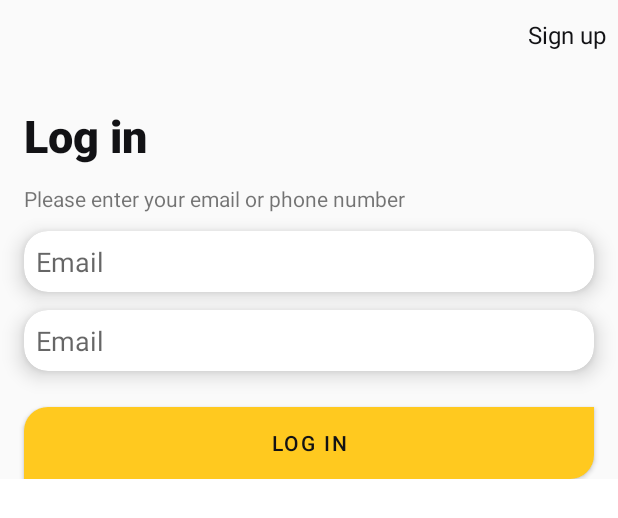
After one commit to Freeezzzi/OnlineStore-app, an Android app: the layout login_fragment.xml on its own in the app's theme, with its tools: preview values and no code run, on a phone screen of 412 x 824 dp. The commit adds this screen. Shown: the top 518 px of the screen. Run offline under Robolectric (Android 15) with nearby library versions, the phone set to English and light mode, and no system bars.

Commit message:
add login/register interface and basic behavior

```diff
--- a/app/build.gradle
+++ b/app/build.gradle
@@ -68,7 +68,7 @@ dependencies {
     implementation 'com.google.android.material:material:1.3.0'
     implementation 'androidx.constraintlayout:constraintlayout:2.0.4'
     implementation 'androidx.cardview:cardview:1.0.0'
-    implementation 'com.android.support:cardview-v7:28.0.0'
+    implementation 'com.androidx.support:cardview-v7:28.0.0'
     testImplementation 'junit:junit:4.+'
     androidTestImplementation 'androidx.test.ext:junit:1.1.2'
     androidTestImplementation 'androidx.test.espresso:espresso-core:3.3.0'
@@ -97,4 +97,5 @@ dependencies {
     implementation "androidx.swiperefreshlayout:swiperefreshlayout:1.1.0"
     implementation "androidx.navigation:navigation-fragment-ktx:2.3.5"
     implementation "androidx.navigation:navigation-ui-ktx:2.3.5"
+    compile("ru.tinkoff.decoro:decoro:1.5.0")
 }
--- a/app/src/main/java/ru/freeezzzi/coursework/onlinestore/di/AppComponent.kt
+++ b/app/src/main/java/ru/freeezzzi/coursework/onlinestore/di/AppComponent.kt
@@ -7,6 +7,7 @@ import ru.freeezzzi.coursework.onlinestore.App
 import ru.freeezzzi.coursework.onlinestore.di.modules.AppModule
 import ru.freeezzzi.coursework.onlinestore.di.modules.DataModule
 import ru.freeezzzi.coursework.onlinestore.di.modules.NetworkModule
+import ru.freeezzzi.coursework.onlinestore.domain.repositories.AuthRepository
 import ru.freeezzzi.coursework.onlinestore.domain.repositories.CategoriesRepository
 import ru.freeezzzi.coursework.onlinestore.domain.repositories.ProductsRepository
 import ru.freeezzzi.coursework.onlinestore.ui.MainActivity
@@ -21,6 +22,8 @@ interface AppComponent {
     fun provideCategoriesRepository(): CategoriesRepository
 
     fun provideProductsRepository(): ProductsRepository
+
+    fun provideAuthRepository(): AuthRepository
 
     fun inject(app: App)
 
--- a/app/src/main/java/ru/freeezzzi/coursework/onlinestore/domain/models/Category.kt
+++ b/app/src/main/java/ru/freeezzzi/coursework/onlinestore/domain/models/Category.kt
@@ -5,6 +5,5 @@ import java.io.Serializable
 data class Category(
     val id: Long,
     val title: String,
-    val imageUrl: String,
-    val relatedCategories: String // разделитель ;
+    val imageUrl: String
 ) : Serializable
--- /dev/null
+++ b/app/src/main/java/ru/freeezzzi/coursework/onlinestore/ui/loginregistration/ViewPagerViewHolder.kt
@@ -0,0 +1,6 @@
+package ru.freeezzzi.coursework.onlinestore.ui.loginregistration
+
+import android.view.View
+import androidx.recyclerview.widget.RecyclerView
+
+abstract class ViewPagerViewHolder(itemView: View) : RecyclerView.ViewHolder(itemView)
--- a/app/src/main/java/ru/freeezzzi/coursework/onlinestore/ui/mainpage/sales/SalesFragment.kt
+++ b/app/src/main/java/ru/freeezzzi/coursework/onlinestore/ui/mainpage/sales/SalesFragment.kt
@@ -64,7 +64,7 @@ class SalesFragment : BaseFragment(R.layout.sales_fragment) {
             })
         }
         binding.salesFragmentChipgroup.addView(chip)
-        val list = args.categoryName.relatedCategories.split(";")
+        /*val list = args.categoryName.relatedCategories.split(";")
         val set = list.toMutableSet()
         for (item in set) {
             val chip = Chip(context)
@@ -75,7 +75,7 @@ class SalesFragment : BaseFragment(R.layout.sales_fragment) {
                 // chipClickListener((it as TextView).text.toString()) }
             }
             binding.salesFragmentChipgroup.addView(chip)
-        }
+        }*/
     }
 }
 
--- /dev/null
+++ b/app/src/main/res/drawable/ic_round_chevron_right_black.xml
@@ -0,0 +1,5 @@
+<vector android:height="24dp" android:tint="#1A1A1A"
+    android:viewportHeight="24" android:viewportWidth="24"
+    android:width="24dp" xmlns:android="http://schemas.android.com/apk/res/android">
+    <path android:fillColor="@android:color/white" android:pathData="M9.29,6.71c-0.39,0.39 -0.39,1.02 0,1.41L13.17,12l-3.88,3.88c-0.39,0.39 -0.39,1.02 0,1.41 0.39,0.39 1.02,0.39 1.41,0l4.59,-4.59c0.39,-0.39 0.39,-1.02 0,-1.41L10.7,6.7c-0.38,-0.38 -1.02,-0.38 -1.41,0.01z"/>
+</vector>
--- /dev/null
+++ b/app/src/main/res/layout/login_field_card.xml
@@ -0,0 +1,56 @@
+<?xml version="1.0" encoding="utf-8"?>
+<com.google.android.material.card.MaterialCardView xmlns:android="http://schemas.android.com/apk/res/android"
+    xmlns:app="http://schemas.android.com/apk/res-auto"
+    xmlns:tools="http://schemas.android.com/tools"
+    android:layout_width="match_parent"
+    android:layout_height="wrap_content"
+    app:cardCornerRadius="@dimen/rounded_corner_rad"
+    app:cardElevation="8dp">
+
+    <androidx.constraintlayout.widget.ConstraintLayout
+        android:layout_width="match_parent"
+        android:layout_height="match_parent">
+
+        <EditText
+            android:id="@+id/field_card_text"
+            android:layout_width="0dp"
+            android:layout_height="wrap_content"
+            android:layout_marginStart="8dp"
+            android:layout_marginTop="8dp"
+            android:layout_marginEnd="8dp"
+            android:layout_marginBottom="8dp"
+            android:background="@null"
+            android:ems="30"
+            android:hint="@string/email"
+            android:importantForAutofill="no"
+            android:inputType="textCapWords"
+            android:singleLine="true"
+            android:textColor="@color/black_custom"
+            app:layout_constraintBottom_toBottomOf="parent"
+            app:layout_constraintEnd_toEndOf="parent"
+            app:layout_constraintStart_toStartOf="parent"
+            app:layout_constraintTop_toTopOf="parent" />
+
+        <ImageButton
+            android:id="@+id/field_card_next_button"
+            android:layout_width="53dp"
+            android:layout_height="0dp"
+            android:background="@color/orange"
+            android:visibility="gone"
+            app:layout_constraintBottom_toBottomOf="parent"
+            app:layout_constraintEnd_toEndOf="parent"
+            app:layout_constraintTop_toTopOf="parent"
+            app:srcCompat="@drawable/ic_round_chevron_right_black" />
+
+        <ImageView
+            android:id="@+id/field_card_checked"
+            android:layout_width="53dp"
+            android:layout_height="0dp"
+            android:background="@drawable/ic_round_check_24"
+            android:backgroundTint="@color/orange"
+            android:visibility="invisible"
+            app:layout_constraintBottom_toBottomOf="parent"
+            app:layout_constraintEnd_toEndOf="parent"
+            app:layout_constraintTop_toTopOf="parent" />
+    </androidx.constraintlayout.widget.ConstraintLayout>
+</com.google.android.material.card.MaterialCardView>
--- /dev/null
+++ b/app/src/main/res/layout/login_fragment.xml
@@ -0,0 +1,93 @@
+<?xml version="1.0" encoding="utf-8"?>
+<ScrollView xmlns:android="http://schemas.android.com/apk/res/android"
+    xmlns:app="http://schemas.android.com/apk/res-auto"
+    xmlns:tools="http://schemas.android.com/tools"
+    android:layout_width="match_parent"
+    android:layout_height="match_parent">
+
+    <androidx.constraintlayout.widget.ConstraintLayout
+        android:layout_width="match_parent"
+        android:layout_height="wrap_content"
+        android:background="@color/white_grey">
+
+        <TextView
+            android:id="@+id/login_sign_up_button"
+            android:layout_width="wrap_content"
+            android:layout_height="wrap_content"
+            android:layout_marginTop="12dp"
+            android:layout_marginEnd="8dp"
+            android:text="@string/sign_up"
+            android:textColor="@color/black_custom"
+            android:textSize="16sp"
+            app:layout_constraintEnd_toEndOf="parent"
+            app:layout_constraintTop_toTopOf="parent" />
+
+        <TextView
+            android:id="@+id/login_title"
+            android:layout_width="wrap_content"
+            android:layout_height="wrap_content"
+            android:layout_marginTop="70dp"
+            android:fontFamily="sans-serif-black"
+            android:text="@string/log_in"
+            android:textColor="@color/black_custom"
+            android:textSize="30sp"
+            android:textStyle="bold"
+            app:layout_constraintStart_toStartOf="@+id/guideline6"
+            app:layout_constraintTop_toTopOf="parent" />
+
+        <TextView
+            android:id="@+id/textView9"
+            android:layout_width="wrap_content"
+            android:layout_height="wrap_content"
+            android:layout_marginTop="12dp"
+            android:text="@string/enter_email_or_phone_number"
+            app:layout_constraintStart_toStartOf="@+id/guideline6"
+            app:layout_constraintTop_toBottomOf="@+id/login_title" />
+
+        <include
+            android:id="@+id/email_or_phone_card"
+            layout="@layout/login_field_card"
+            android:layout_width="0dp"
+            android:layout_height="wrap_content"
+            android:layout_marginTop="12dp"
+            app:layout_constraintEnd_toStartOf="@+id/guideline7"
+            app:layout_constraintStart_toStartOf="@+id/guideline6"
+            app:layout_constraintTop_toBottomOf="@+id/textView9" />
+
+        <include
+            android:id="@+id/password_card"
+            layout="@layout/login_field_card"
+            android:layout_width="0dp"
+            android:layout_height="wrap_content"
+            android:layout_marginTop="12dp"
+            app:layout_constraintEnd_toStartOf="@+id/guideline7"
+            app:layout_constraintStart_toStartOf="@+id/guideline6"
+            app:layout_constraintTop_toBottomOf="@+id/email_or_phone_card" />
+
+        <androidx.constraintlayout.widget.Guideline
+            android:id="@+id/guideline6"
+            android:layout_width="wrap_content"
+            android:layout_height="wrap_content"
+            android:orientation="vertical"
+            app:layout_constraintGuide_begin="16dp" />
+
+        <androidx.constraintlayout.widget.Guideline
+            android:id="@+id/guideline7"
+            android:layout_width="wrap_content"
+            android:layout_height="wrap_content"
+            android:orientation="vertical"
+            app:layout_constraintGuide_end="16dp" />
+
+        <Button
+            android:id="@+id/log_in_button"
+            android:layout_width="0dp"
+            android:layout_height="wrap_content"
+            android:layout_marginTop="24dp"
+            android:background="@drawable/rounded_corners_right"
+            android:text="@string/log_in"
+            android:textColor="@color/black_custom"
+            app:layout_constraintEnd_toStartOf="@+id/guideline7"
+            app:layout_constraintStart_toStartOf="@+id/guideline6"
+            app:layout_constraintTop_toBottomOf="@id/password_card" />
+    </androidx.constraintlayout.widget.ConstraintLayout>
+</ScrollView>
--- a/app/src/main/res/values/strings.xml
+++ b/app/src/main/res/values/strings.xml
@@ -24,4 +24,14 @@
     <string name="apply_coupon">Apply coupon</string>
     <string name="coupon">Coupon:</string>
     <string name="proceed_to_payment">Proceed to payment</string>
+    <string name="sign_up">Sign up</string>
+    <string name="log_in">Log in</string>
+    <string name="email">Email</string>
+    <string name="phone_number">Phone number</string>
+    <string name="name">Name</string>
+    <string name="Password">Password</string>
+    <string name="enter_email_or_phone_number">Please enter your email or phone number</string>
+    <string name="enter_email_and_phone_number">Please enter your email and phone number</string>
+    <string name="email_or_phone">Email or phone</string>
+    <string name="password">Password</string>
 </resources>
```
Also changed, not shown: app/src/main/java/ru/freeezzzi/coursework/onlinestore/di/viewmodels/LoginViewModelComponent.kt (added, +12 -0 lines), app/src/main/java/ru/freeezzzi/coursework/onlinestore/domain/models/User.kt (+5 -6 lines), app/src/main/java/ru/freeezzzi/coursework/onlinestore/ui/loginregistration/LoginActivity.kt (added, +43 -0 lines), app/src/main/java/ru/freeezzzi/coursework/onlinestore/ui/loginregistration/LoginViewHolder.kt (added, +45 -0 lines), app/src/main/java/ru/freeezzzi/coursework/onlinestore/ui/loginregistration/LoginViewModel.kt (added, +16 -0 lines), app/src/main/java/ru/freeezzzi/coursework/onlinestore/ui/loginregistration/LoginViewPagerAdapter.kt (added, +65 -0 lines), app/src/main/java/ru/freeezzzi/coursework/onlinestore/ui/loginregistration/RegisterViewHolder.kt (added, +137 -0 lines), app/src/main/java/ru/freeezzzi/coursework/onlinestore/ui/mainpage/category/CategoriesViewModel.kt (+11 -22 lines), app/src/main/res/layout/login_activivty.xml (added, +7 -0 lines), app/src/main/res/layout/sign_up_fragment.xml (added, +113 -0 lines).
